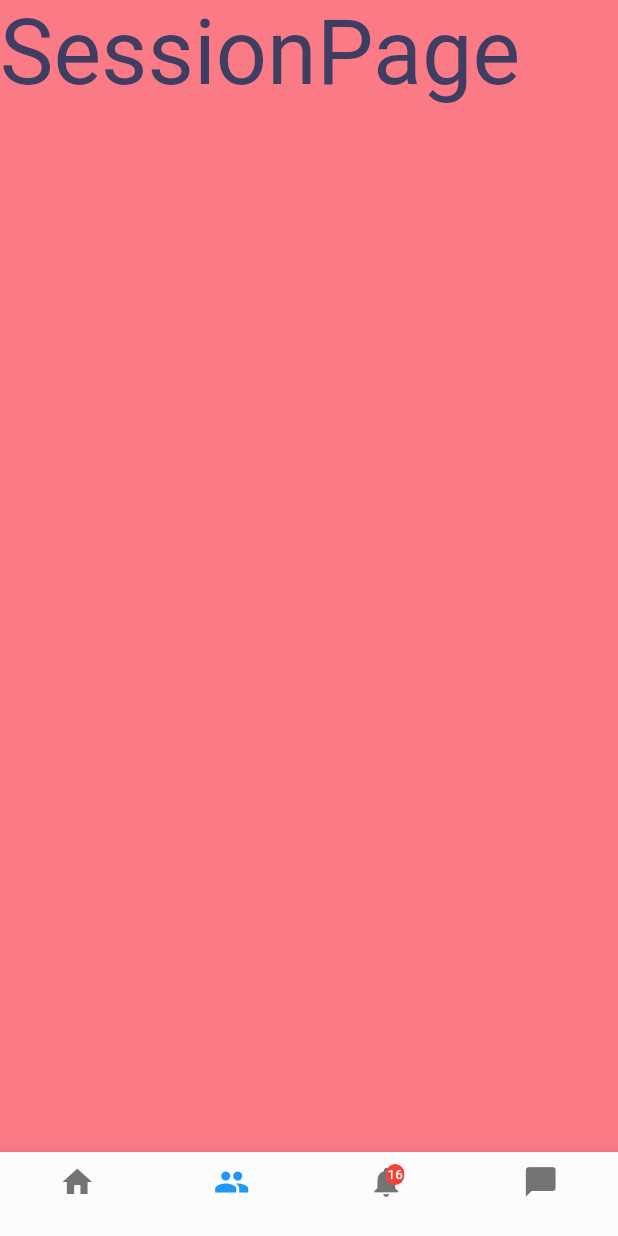
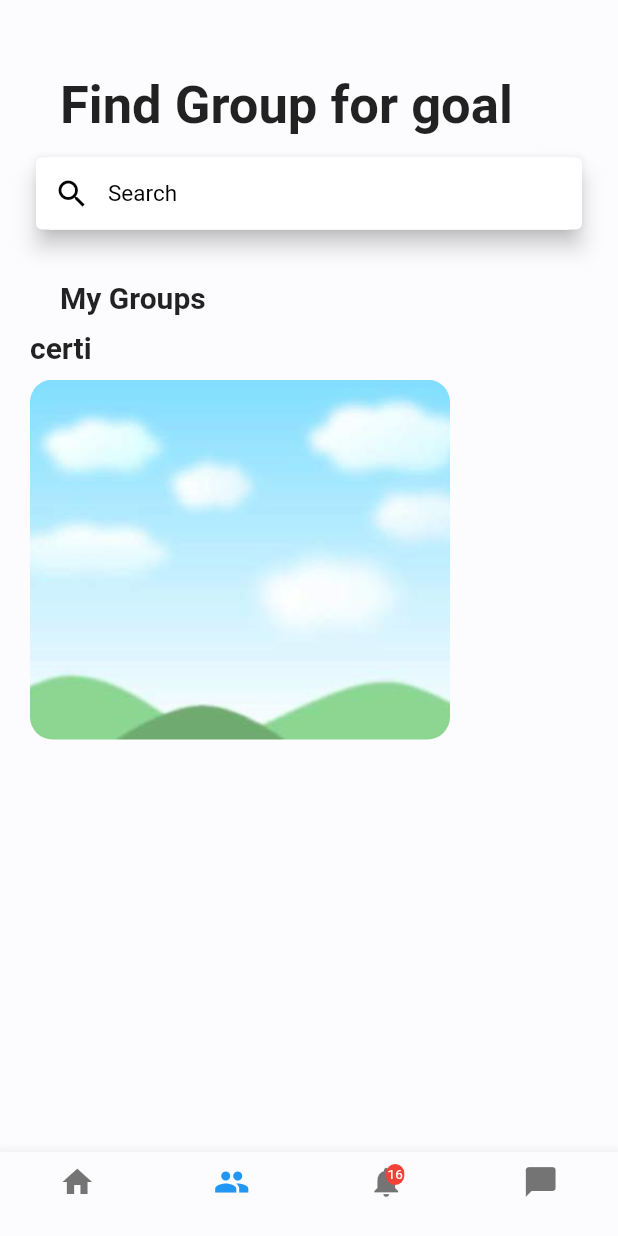
Before and after one commit to ImYeol/waker, a Flutter app: the screen it shows after launch, swiped to page 2, on a phone screen of 412 x 824 dp. Run offline on Flutter 3.47's test engine with Material 2 defaults, Android fonts, the phone set to English and light mode, and no system bars; missing offline and left inert: flutter_progress_button.

Commit message:
Add inittial group searching page

```diff
--- a/lib/Pages/Sessions.dart
+++ b/lib/Pages/Sessions.dart
@@ -1,12 +1,16 @@
 import 'package:flutter/material.dart';
+import 'package:flutter_study_app/Utils/group_data.dart';
+// ref : https://github.com/JideGuru/FlutterFurnitureAppUI
+// ref : https://github.com/iampawan/Flutter-UI-Kit
 
 class SessionPage extends StatefulWidget {
   @override
   _SessionPageState createState() => _SessionPageState();
 }
-
+//ToDO : add search delegate for searching for all groups
 class _SessionPageState extends State<SessionPage> {
   Map data = {};
+  final TextEditingController _searchControl = new TextEditingController();
 
   @override
   Widget build(BuildContext context) {
@@ -17,15 +21,134 @@ class _SessionPageState extends State<SessionPage> {
     Color textColor = data['isDaytime'] ? Colors.black : Colors.black;
 */
     return Scaffold(
-      backgroundColor: Color(0xFFFA7A86),
-      body: Text(
-                  //data['time'],
-                  'SessionPage',
+      body: ListView(
+        padding: EdgeInsets.only(left: 20),
+        children: <Widget>[
+
+          Padding(
+            padding: EdgeInsets.fromLTRB(20, 50, 20, 0),
+            child: Text(
+              "Find Group for goal",
+              style: TextStyle(
+                fontSize: 35,
+                fontWeight: FontWeight.bold,
+              ),
+            ),
+          ),
+
+          SizedBox(height: 10),
+
+          Padding(
+            padding: EdgeInsets.only(right: 20),
+            child: Card(
+              elevation: 6.0,
+              child: Container(
+                decoration: BoxDecoration(
+                  color: Colors.white,
+                  borderRadius: BorderRadius.all(
+                    Radius.circular(10.0),
+                  ),
+                ),
+                child: TextField(
                   style: TextStyle(
-                    fontSize: 60,
-                    color: Color(0xFF3F3D62),
+                    fontSize: 15.0,
+                    color: Colors.black,
                   ),
-                )
+                  decoration: InputDecoration(
+                    contentPadding: EdgeInsets.all(10.0),
+                    border: OutlineInputBorder(
+                      borderRadius: BorderRadius.circular(10.0),
+                      borderSide: BorderSide(color: Colors.white,),
+                    ),
+                    enabledBorder: OutlineInputBorder(
+                      borderSide: BorderSide(color: Colors.white,),
+                      borderRadius: BorderRadius.circular(10.0),
+                    ),
+                    hintText: "Search",
+                    prefixIcon: Icon(
+                      Icons.search,
+                      color: Colors.black,
+                    ),
+                    hintStyle: TextStyle(
+                      fontSize: 15.0,
+                      color: Colors.black,
+                    ),
+                  ),
+                  maxLines: 1,
+                  controller: _searchControl,
+                ),
+              ),
+            ),
+          ),
+          SizedBox(height: 30),
+          Padding(
+            padding: EdgeInsets.only(left : 20),
+            child: Text(
+              "My Groups",
+              style: TextStyle(
+                fontSize: 20,
+                fontWeight: FontWeight.bold,
+              ),
+            ),
+          ),
+          SizedBox(height: 10),
+          Container(
+            height: 275,
+            child: ListView.builder(
+              scrollDirection: Axis.vertical,
+              shrinkWrap: true,
+              itemCount: myGroups.length,
+              itemBuilder: (BuildContext context, int index) {
+                Map furniture = myGroups[index];
+
+                return Padding(
+                  padding: EdgeInsets.only(right: 20),
+                  child: GestureDetector(
+                    onTap: (){
+                    /*  Navigator.of(context).push(
+                        MaterialPageRoute(
+                          builder: (BuildContext context){
+                            return Details();
+                          },
+                        ),
+                      );*/
+                    },
+                    child: Container(
+                      height: 275,
+                      width: 280,
+                      child: Column(
+                        crossAxisAlignment: CrossAxisAlignment.start,
+                        children: <Widget>[
+                          Text(
+                            furniture['name'],
+                            style: TextStyle(
+                              fontWeight: FontWeight.bold,
+                              fontSize: 20,
+                            ),
+                          ),
+                          SizedBox(height: 10),
+                          ClipRRect(
+                            borderRadius: BorderRadius.circular(15),
+                            child: Image.asset(
+                              "${furniture["img"]}",
+                              height: 240,
+                              width: 280,
+                              fit: BoxFit.cover,
+                            ),
+                          ),
+                        ],
+                      ),
+                    ),
+                  ),
+                );
+              },
+
+            ),
+          ),
+
+
+        ]
+      )
     );
   }
 }
--- /dev/null
+++ b/lib/Utils/group_data.dart
@@ -0,0 +1,14 @@
+List myGroups = [
+  {
+    "name": "certi",
+    "img": "images/simple_background.jpeg",
+  },
+  {
+    "name": "makeMoney",
+    "img": "images/simple_background.jpeg",
+  },
+  {
+    "name": "workOut",
+    "img": "images/simple_background.jpeg",
+  },
+];
```
